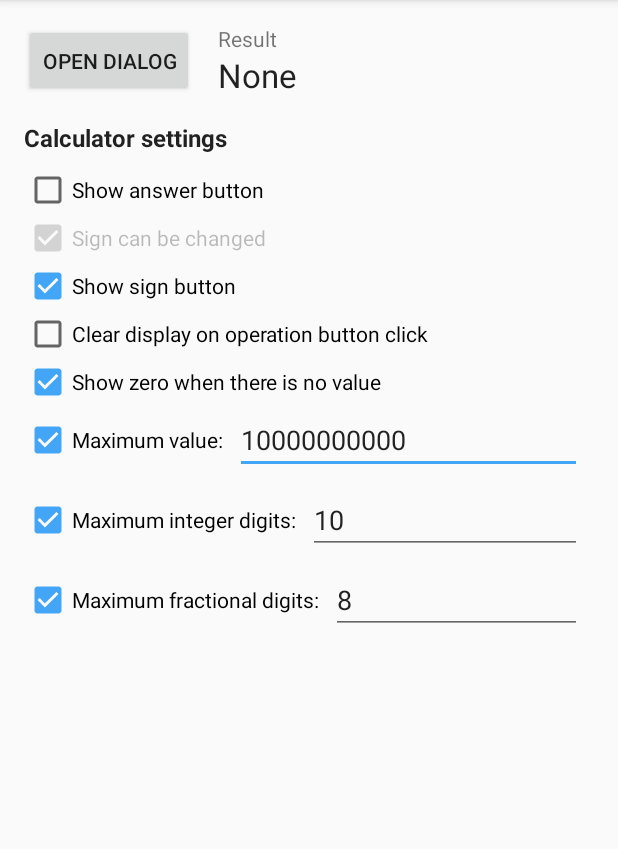
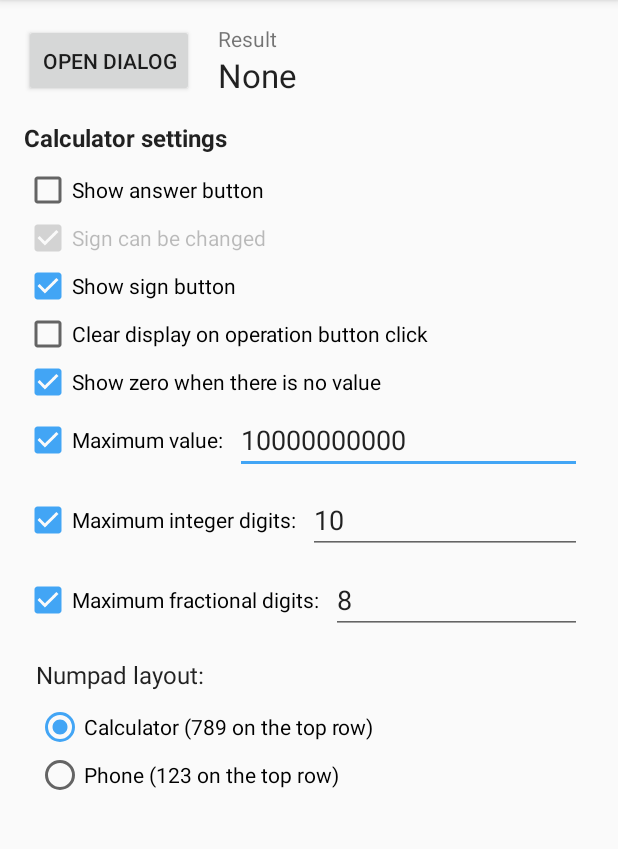
Before and after one commit to maltaisn/calcdialoglib, an Android app: the screen it shows after launch (MainActivity), on a phone screen of 412 x 824 dp, the part 84-933 px from its top. Run offline under Robolectric (Android 15) with nearby library versions, the phone set to English and light mode, and no system bars.

Commit message:
Added numpad layout setting

```diff
--- a/app/src/main/res/layout/activity_main.xml
+++ b/app/src/main/res/layout/activity_main.xml
@@ -20,13 +20,21 @@
   under the License.
   -->
 
-<androidx.constraintlayout.widget.ConstraintLayout
+<ScrollView
     xmlns:android="http://schemas.android.com/apk/res/android"
     xmlns:app="http://schemas.android.com/apk/res-auto"
     xmlns:tools="http://schemas.android.com/tools"
     android:layout_width="match_parent"
     android:layout_height="match_parent"
     tools:context="com.nmaltais.calcdialoglib.MainActivity"
+    tools:ignore="Autofill"
+    >
+
+    <androidx.constraintlayout.widget.ConstraintLayout
+        android:layout_width="match_parent"
+        android:layout_height="wrap_content"
+        android:paddingTop="16dp"
+        android:paddingBottom="16dp"
         >
 
         <Button
@@ -35,7 +43,6 @@
             android:layout_height="0dp"
             android:layout_marginLeft="16dp"
             android:layout_marginStart="16dp"
-        android:layout_marginTop="16dp"
             android:text="@string/open_dialog"
             app:layout_constraintBottom_toBottomOf="@+id/txv_result"
             app:layout_constraintStart_toStartOf="parent"
@@ -48,7 +55,6 @@
             android:layout_height="wrap_content"
             android:layout_marginLeft="16dp"
             android:layout_marginStart="16dp"
-        android:layout_marginTop="16dp"
             android:text="@string/result_value"
             app:layout_constraintStart_toEndOf="@+id/btn_open"
             app:layout_constraintTop_toTopOf="parent"
@@ -249,4 +255,50 @@
             tools:ignore="LabelFor"
             />
 
+        <TextView
+            android:id="@+id/txv_numpad"
+            android:layout_width="0dp"
+            android:layout_height="wrap_content"
+            android:layout_marginLeft="24dp"
+            android:layout_marginStart="24dp"
+            android:layout_marginTop="16dp"
+            android:text="@string/option_numpad"
+            android:textAppearance="@style/Base.TextAppearance.AppCompat.Subhead"
+            app:layout_constraintStart_toStartOf="parent"
+            app:layout_constraintEnd_toEndOf="parent"
+            app:layout_constraintTop_toBottomOf="@id/edt_max_frac"
+            />
+
+        <RadioGroup
+            android:id="@+id/radiogroup_numpad"
+            android:layout_width="0dp"
+            android:layout_height="wrap_content"
+            android:layout_marginLeft="24dp"
+            android:layout_marginStart="24dp"
+            android:layout_marginTop="8dp"
+            android:orientation="vertical"
+            app:layout_constraintStart_toStartOf="parent"
+            app:layout_constraintEnd_toEndOf="parent"
+            app:layout_constraintTop_toBottomOf="@id/txv_numpad"
+            >
+
+            <RadioButton
+                android:id="@+id/radio_numpad_calc"
+                android:layout_width="match_parent"
+                android:layout_height="wrap_content"
+                android:text="@string/option_numpad_calc"
+                android:checked="true"
+                />
+
+            <RadioButton
+                android:id="@+id/radio_numpad_phone"
+                android:layout_width="match_parent"
+                android:layout_height="wrap_content"
+                android:text="@string/option_numpad_phone"
+                />
+
+        </RadioGroup>
+
     </androidx.constraintlayout.widget.ConstraintLayout>
+
+</ScrollView>
--- a/app/src/main/res/values/strings.xml
+++ b/app/src/main/res/values/strings.xml
@@ -1,4 +1,6 @@
-<resources>
+<resources
+    xmlns:tools="http://schemas.android.com/tools"
+    tools:ignore="MissingTranslation">
 
     <string name="app_name">Calculator Dialog</string>
 
@@ -15,5 +17,8 @@
     <string name="option_max_value">Maximum value:</string>
     <string name="option_max_int">Maximum integer digits:</string>
     <string name="option_max_frac">Maximum fractional digits:</string>
+    <string name="option_numpad">Numpad layout:</string>
+    <string name="option_numpad_calc">Calculator (789 on the top row)</string>
+    <string name="option_numpad_phone">Phone (123 on the top row)</string>
 
 </resources>
--- a/calcdialog/src/main/java/com/nmaltais/calcdialog/CalcDialog.java
+++ b/calcdialog/src/main/java/com/nmaltais/calcdialog/CalcDialog.java
@@ -69,19 +69,6 @@ public class CalcDialog extends AppCompatDialogFragment {
      * This is the default value for both decimal and group separators
      */
     public static final char FORMAT_CHAR_DEFAULT = 0;
-
-    private static final int[] DIGIT_BTN_IDS = {
-            R.id.calc_btn_0,
-            R.id.calc_btn_1,
-            R.id.calc_btn_2,
-            R.id.calc_btn_3,
-            R.id.calc_btn_4,
-            R.id.calc_btn_5,
-            R.id.calc_btn_6,
-            R.id.calc_btn_7,
-            R.id.calc_btn_8,
-            R.id.calc_btn_9,
-    };
 
     private static final int[] OPERATOR_BTN_IDS = {
             R.id.calc_btn_add,
@@ -183,7 +170,7 @@ public class CalcDialog extends AppCompatDialogFragment {
 
         // Digit buttons
         for (int i = 0; i < 10; i++) {
-            TextView digitBtn = view.findViewById(DIGIT_BTN_IDS[i]);
+            TextView digitBtn = view.findViewById(settings.numpadLayout.buttonIds[i]);
             digitBtn.setText(btnTexts[i]);
 
             final int digit = i;
@@ -319,7 +306,7 @@ public class CalcDialog extends AppCompatDialogFragment {
     }
 
     @Override
-    public void onSaveInstanceState(Bundle state) {
+    public void onSaveInstanceState(@NonNull Bundle state) {
         super.onSaveInstanceState(state);
         presenter.writeStateToBundle(state);
         settings.writeToBundle(state);
@@ -436,6 +423,18 @@ public class CalcDialog extends AppCompatDialogFragment {
      */
     public CalcDialog setMaxValue(@Nullable BigDecimal maxValue) {
         settings.setMaxValue(maxValue);
+        return this;
+    }
+
+    /**
+     * Set the layout of the calculator's numpad, either with 123 on the top row or 789.
+     * Default layout is {@link CalcNumpadLayout#CALCULATOR}, with 789 on the top row.
+     * @param layout Numpad layout to use
+     * @return the dialog
+     * @see CalcNumpadLayout
+     */
+    public CalcDialog setNumpadLayout(@NonNull CalcNumpadLayout layout) {
+        settings.setNumpadLayout(layout);
         return this;
     }
 
--- /dev/null
+++ b/calcdialog/src/main/java/com/nmaltais/calcdialog/CalcNumpadLayout.java
@@ -0,0 +1,31 @@
+package com.nmaltais.calcdialog;
+
+/**
+ * A layout type for the calculator dialog digit buttons.
+ */
+public enum CalcNumpadLayout {
+
+    /**
+     * Numpad layout like on a phone numpad,
+     * top row is 123, middle 456, bottom 789 and 0 below.
+     */
+    PHONE(R.id.calc_btn_24, R.id.calc_btn_11, R.id.calc_btn_21, R.id.calc_btn_31,
+            R.id.calc_btn_12, R.id.calc_btn_22, R.id.calc_btn_32,
+            R.id.calc_btn_13, R.id.calc_btn_23, R.id.calc_btn_33),
+
+    /**
+     * Numpad layout like on a calculator,
+     * top row is 789, middle 456, bottom 123 and 0 below.
+     */
+    CALCULATOR(R.id.calc_btn_24, R.id.calc_btn_13, R.id.calc_btn_23, R.id.calc_btn_33,
+            R.id.calc_btn_12, R.id.calc_btn_22, R.id.calc_btn_32,
+            R.id.calc_btn_11, R.id.calc_btn_21, R.id.calc_btn_31);
+
+
+    int[] buttonIds;
+
+    CalcNumpadLayout(int... ids) {
+        buttonIds = ids;
+    }
+
+}
--- a/calcdialog/src/main/java/com/nmaltais/calcdialog/CalcSettings.java
+++ b/calcdialog/src/main/java/com/nmaltais/calcdialog/CalcSettings.java
@@ -14,49 +14,34 @@ class CalcSettings {
 
     @Nullable BigDecimal initialValue;
 
-    @Nullable BigDecimal maxValue;
+    @Nullable BigDecimal maxValue = new BigDecimal("1E10");
 
-    int maxIntDigits;
-    int maxFracDigits;
+    CalcNumpadLayout numpadLayout = CalcNumpadLayout.CALCULATOR;
 
-    @NonNull RoundingMode roundingMode;
+    int maxIntDigits = 10;
+    int maxFracDigits = 8;
 
-    boolean signCanBeChanged;
-    int initialSign;
+    @NonNull RoundingMode roundingMode = RoundingMode.HALF_UP;
 
-    boolean clearOnOperation;
-    boolean showZeroWhenNoValue;
+    boolean signCanBeChanged = true;
+    int initialSign = 0;
 
-    boolean showAnswerBtn;
-    boolean showSignBtn;
+    boolean clearOnOperation = false;
+    boolean showZeroWhenNoValue = true;
 
-    char decimalSep;
-    char groupSep;
-    int groupSize;
+    boolean showAnswerBtn = false;
+    boolean showSignBtn = true;
 
-    CalcSettings() {
-        maxValue = new BigDecimal("1E10");
-        maxIntDigits = 10;
-        maxFracDigits = 8;
-        roundingMode = RoundingMode.HALF_UP;
+    char decimalSep = CalcDialog.FORMAT_CHAR_DEFAULT;
+    char groupSep = CalcDialog.FORMAT_CHAR_DEFAULT;
+    int groupSize = 3;
 
-        decimalSep = CalcDialog.FORMAT_CHAR_DEFAULT;
-        groupSep = CalcDialog.FORMAT_CHAR_DEFAULT;
-        groupSize = 3;
-
-        signCanBeChanged = true;
-
-        clearOnOperation = false;
-        showZeroWhenNoValue = true;
-
-        showAnswerBtn = false;
-        showSignBtn = true;
-    }
 
     void writeToBundle(Bundle bundle) {
         if (maxValue != null) {
             bundle.putString("maxValue", maxValue.toString());
         }
+        bundle.putSerializable("numpadLayout", numpadLayout);
         bundle.putInt("requestCode", requestCode);
         bundle.putInt("maxIntDigits", maxIntDigits);
         bundle.putInt("maxFracDigits", maxFracDigits);
@@ -76,6 +61,7 @@ class CalcSettings {
         if (bundle.containsKey("maxValue")) {
             maxValue = new BigDecimal(bundle.getString("maxValue"));
         }
+        numpadLayout = (CalcNumpadLayout) bundle.getSerializable("numpadLayout");
         requestCode = bundle.getInt("requestCode");
         maxIntDigits = bundle.getInt("maxIntDigits");
         maxFracDigits = bundle.getInt("maxFracDigits");
@@ -111,6 +97,10 @@ class CalcSettings {
         }
     }
 
+    void setNumpadLayout(@NonNull CalcNumpadLayout layout) {
+        numpadLayout = layout;
+    }
+
     void setMaxDigits(int intPart, int fracPart) {
         if (intPart != CalcDialog.MAX_DIGITS_UNLIMITED && intPart < 1 ||
                 fracPart != CalcDialog.MAX_DIGITS_UNLIMITED && fracPart < 0) {
@@ -136,6 +126,8 @@ class CalcSettings {
                 throw new IllegalArgumentException("Sign cannot be changed was set but no valid sign is given.");
             }
             initialSign = sign;
+        } else {
+            initialSign = 0;
         }
     }
 
```
Also changed, not shown: app/src/main/java/com/nmaltais/calcdialoglib/MainActivity.java (+18 -4 lines), calcdialog/src/main/res/layout/dialog_calc.xml (+27 -27 lines), 1 other file. Lines whose indentation alone changed are shown as unchanged.
